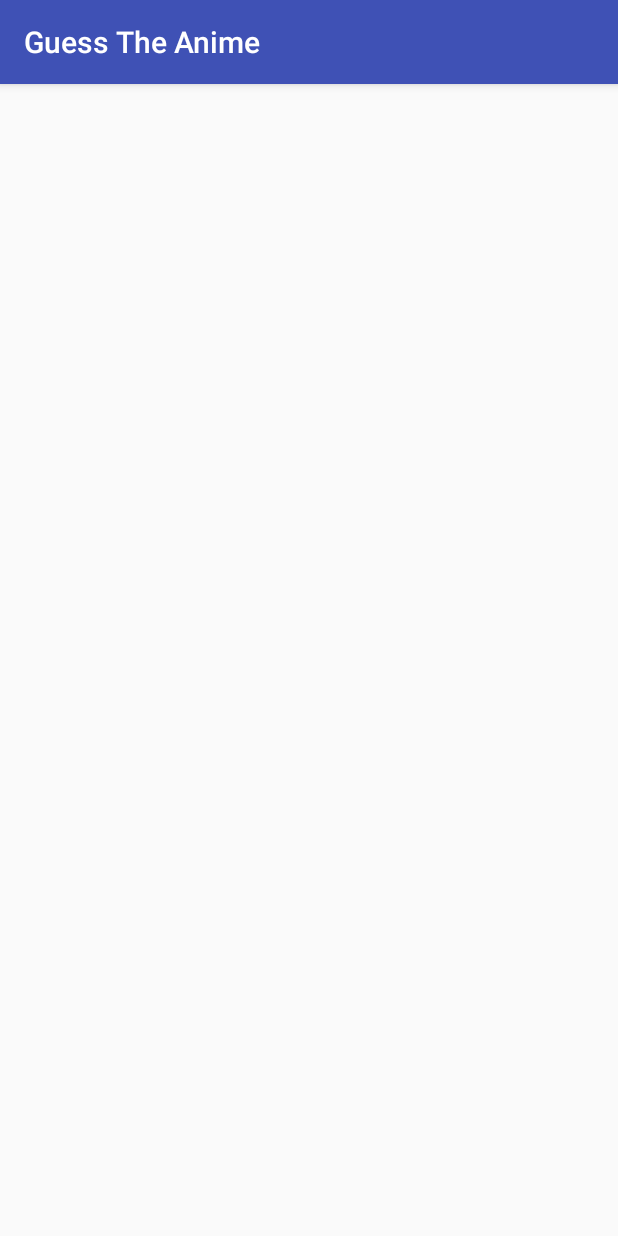
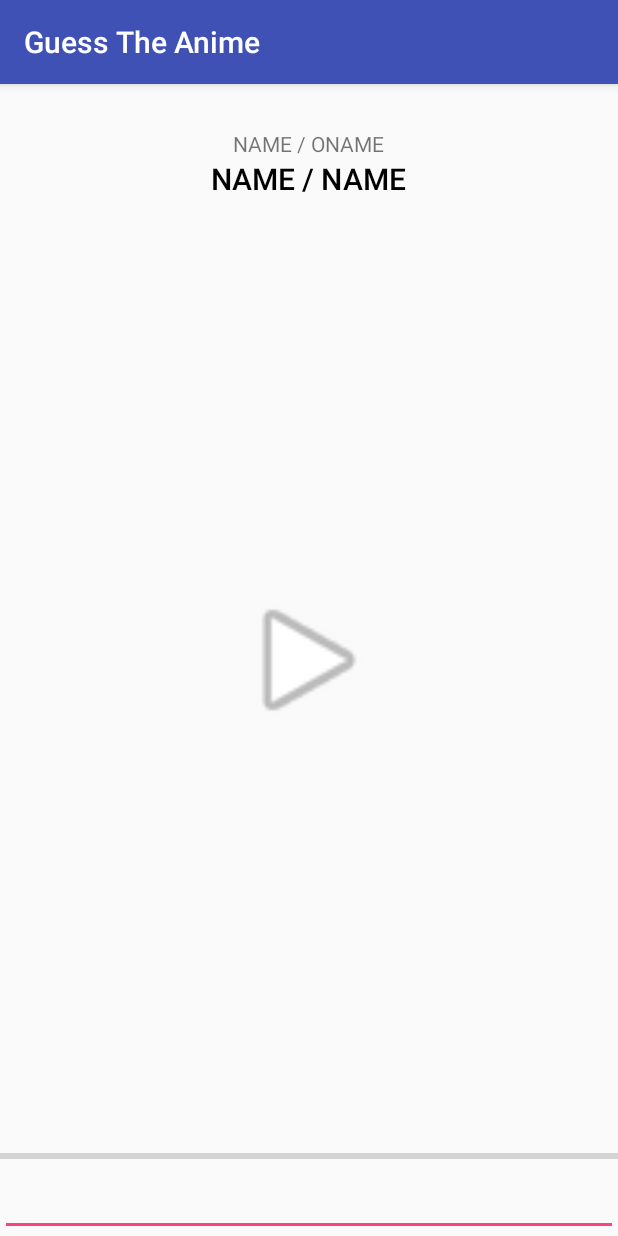
Before and after one commit to ZONT3/GuessTheAnime, an Android app: the OpeningActivity screen opened directly, with no data from a screen before it, on a phone screen of 412 x 824 dp. Run offline under Robolectric (Android 15) with nearby library versions, the phone set to English and light mode, and no system bars; our stand-ins replace AdMob.

Commit message:
Guess the Opening staato

```diff
--- a/app/src/main/java/ru/zont/guesstheanime/OpeningActivity.java
+++ b/app/src/main/java/ru/zont/guesstheanime/OpeningActivity.java
@@ -2,12 +2,32 @@ package ru.zont.guesstheanime;
 
 import android.support.v7.app.AppCompatActivity;
 import android.os.Bundle;
+import android.widget.Button;
+import android.widget.EditText;
+import android.widget.ProgressBar;
+import android.widget.TextView;
+
+import com.google.android.gms.ads.AdRequest;
+import com.google.android.gms.ads.AdView;
 
 public class OpeningActivity extends AppCompatActivity {
+
+    TextView name;
+    TextView oname;
+    Button play;
+    ProgressBar pb;
+    EditText input;
+    Button next;
 
     @Override
     protected void onCreate(Bundle savedInstanceState) {
         super.onCreate(savedInstanceState);
         setContentView(R.layout.activity_opening);
+
+        AdView av = findViewById(R.id.op_ad);
+        AdRequest request = new AdRequest.Builder().build();
+        av.loadAd(request);
+
+
     }
 }
--- a/app/src/main/res/layout/activity_opening.xml
+++ b/app/src/main/res/layout/activity_opening.xml
@@ -1,9 +1,75 @@
 <?xml version="1.0" encoding="utf-8"?>
-<android.support.constraint.ConstraintLayout xmlns:android="http://schemas.android.com/apk/res/android"
+<RelativeLayout xmlns:android="http://schemas.android.com/apk/res/android"
     xmlns:app="http://schemas.android.com/apk/res-auto"
     xmlns:tools="http://schemas.android.com/tools"
     android:layout_width="match_parent"
     android:layout_height="match_parent"
     tools:context="ru.zont.guesstheanime.OpeningActivity">
 
-</android.support.constraint.ConstraintLayout>
+
+    <com.google.android.gms.ads.AdView
+        android:id="@+id/op_ad"
+        android:layout_width="match_parent"
+        android:layout_height="wrap_content"
+        android:layout_alignParentTop="true"
+        app:adSize="BANNER"
+        app:adUnitId="ca-app-pub-7799305268524604/3505501568" />
+
+    <Button
+        android:id="@+id/op_play"
+        android:layout_width="100dp"
+        android:layout_height="100dp"
+        android:layout_centerHorizontal="true"
+        android:layout_centerVertical="true"
+        android:background="@android:drawable/ic_media_play"
+        android:text="" />
+
+    <ProgressBar
+        android:id="@+id/op_pb"
+        style="?android:attr/progressBarStyleHorizontal"
+        android:layout_width="match_parent"
+        android:layout_height="wrap_content"
+        android:layout_above="@+id/op_input"
+        android:layout_centerHorizontal="true"
+        android:max="100"
+        android:progress="0" />
+
+    <EditText
+        android:id="@+id/op_input"
+        android:layout_width="match_parent"
+        android:layout_height="wrap_content"
+        android:layout_alignParentBottom="true"
+        android:layout_centerHorizontal="true"
+        android:ems="10"
+        android:inputType="textPersonName"
+        android:text="" />
+
+    <Button
+        android:id="@+id/op_next"
+        android:layout_width="match_parent"
+        android:layout_height="wrap_content"
+        android:layout_alignParentBottom="true"
+        android:layout_centerHorizontal="true"
+        android:text="@string/guess_next"
+        android:visibility="gone" />
+
+    <TextView
+        android:id="@+id/op_oname"
+        android:layout_width="wrap_content"
+        android:layout_height="wrap_content"
+        android:layout_below="@+id/op_ad"
+        android:layout_centerHorizontal="true"
+        android:layout_marginTop="30dp"
+        android:text="NAME / ONAME" />
+
+    <TextView
+        android:id="@+id/op_titles"
+        android:layout_width="wrap_content"
+        android:layout_height="wrap_content"
+        android:layout_below="@+id/op_oname"
+        android:layout_centerHorizontal="true"
+        android:text="NAME / NAME"
+        android:textAppearance="@android:style/TextAppearance.DeviceDefault.DialogWindowTitle"
+        android:textColor="@android:color/black" />
+
+</RelativeLayout>
```
